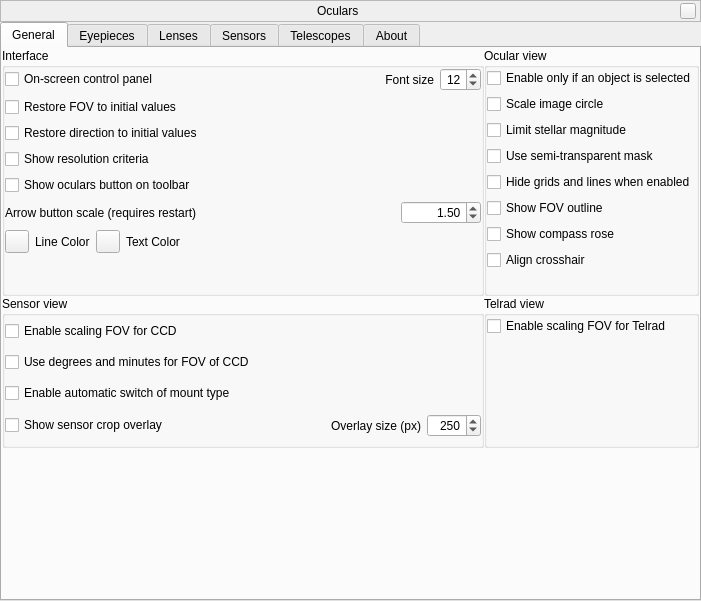
This is plugins/Oculars/src/gui/ocularDialog.ui in 519984307/stellarium_src as Qt 5 draws it before an edit. The edited form follows.
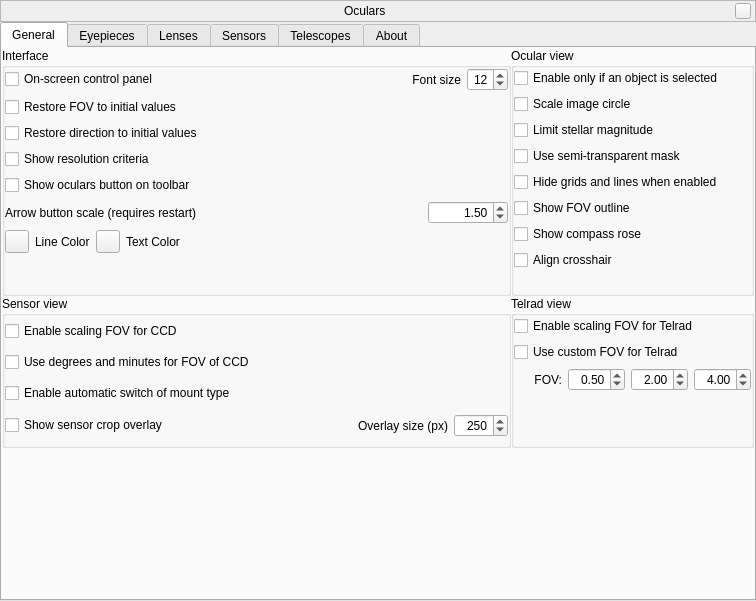
This is the edited form. Icons and pictures are not drawn. Custom widgets are drawn as their Qt base class.

Commit message: Added options to be able to define and use custom FOV circles for Telrad (Fix #1057)

```diff
--- a/plugins/Oculars/src/gui/ocularDialog.ui
+++ b/plugins/Oculars/src/gui/ocularDialog.ui
@@ -6,7 +6,7 @@
    <rect>
     <x>0</x>
     <y>0</y>
-    <width>701</width>
+    <width>756</width>
     <height>601</height>
    </rect>
   </property>
@@ -625,17 +625,7 @@
              <property name="bottomMargin">
               <number>0</number>
              </property>
-             <property name="spacing">
-              <number>0</number>
-             </property>
-             <item row="0" column="0">
-              <widget class="QCheckBox" name="checkBoxTelradFOVScaling">
-               <property name="text">
-                <string>Enable scaling FOV for Telrad</string>
-               </property>
-              </widget>
-             </item>
-             <item row="1" column="0">
+             <item row="3" column="0">
               <spacer name="verticalSpacer_5">
                <property name="orientation">
                 <enum>Qt::Vertical</enum>
@@ -648,6 +638,149 @@
                </property>
               </spacer>
              </item>
+             <item row="0" column="0">
+              <widget class="QCheckBox" name="checkBoxTelradFOVScaling">
+               <property name="text">
+                <string>Enable scaling FOV for Telrad</string>
+               </property>
+              </widget>
+             </item>
+             <item row="1" column="0">
+              <widget class="QCheckBox" name="checkBoxTelradFOVCustom">
+               <property name="text">
+                <string>Use custom FOV for Telrad</string>
+               </property>
+              </widget>
+             </item>
+             <item row="2" column="0">
+              <layout class="QHBoxLayout" name="horizontalLayout">
+               <item>
+                <spacer name="horizontalSpacer_2">
+                 <property name="orientation">
+                  <enum>Qt::Horizontal</enum>
+                 </property>
+                 <property name="sizeType">
+                  <enum>QSizePolicy::Fixed</enum>
+                 </property>
+                 <property name="sizeHint" stdset="0">
+                  <size>
+                   <width>20</width>
+                   <height>20</height>
+                  </size>
+                 </property>
+                </spacer>
+               </item>
+               <item>
+                <widget class="QLabel" name="labelCustomFOV">
+                 <property name="toolTip">
+                  <string>Custom FOV circles for Telrad in degrees</string>
+                 </property>
+                 <property name="text">
+                  <string>FOV:</string>
+                 </property>
+                 <property name="alignment">
+                  <set>Qt::AlignRight|Qt::AlignTrailing|Qt::AlignVCenter</set>
+                 </property>
+                </widget>
+               </item>
+               <item>
+                <widget class="QDoubleSpinBox" name="doubleSpinBoxCustomFOVInner">
+                 <property name="maximumSize">
+                  <size>
+                   <width>75</width>
+                   <height>16777215</height>
+                  </size>
+                 </property>
+                 <property name="toolTip">
+                  <string>FOV for inner circle in degrees</string>
+                 </property>
+                 <property name="alignment">
+                  <set>Qt::AlignRight|Qt::AlignTrailing|Qt::AlignVCenter</set>
+                 </property>
+                 <property name="minimum">
+                  <double>0.000000000000000</double>
+                 </property>
+                 <property name="maximum">
+                  <double>25.000000000000000</double>
+                 </property>
+                 <property name="singleStep">
+                  <double>0.100000000000000</double>
+                 </property>
+                 <property name="value">
+                  <double>0.500000000000000</double>
+                 </property>
+                </widget>
+               </item>
+               <item>
+                <widget class="QDoubleSpinBox" name="doubleSpinBoxCustomFOVMiddle">
+                 <property name="sizePolicy">
+                  <sizepolicy hsizetype="Fixed" vsizetype="Fixed">
+                   <horstretch>0</horstretch>
+                   <verstretch>0</verstretch>
+                  </sizepolicy>
+                 </property>
+                 <property name="maximumSize">
+                  <size>
+                   <width>75</width>
+                   <height>16777215</height>
+                  </size>
+                 </property>
+                 <property name="toolTip">
+                  <string>FOV for middle circle in degrees</string>
+                 </property>
+                 <property name="alignment">
+                  <set>Qt::AlignRight|Qt::AlignTrailing|Qt::AlignVCenter</set>
+                 </property>
+                 <property name="minimum">
+                  <double>0.000000000000000</double>
+                 </property>
+                 <property name="maximum">
+                  <double>25.000000000000000</double>
+                 </property>
+                 <property name="singleStep">
+                  <double>0.100000000000000</double>
+                 </property>
+                 <property name="value">
+                  <double>2.000000000000000</double>
+                 </property>
+                </widget>
+               </item>
+               <item>
+                <widget class="QDoubleSpinBox" name="doubleSpinBoxCustomFOVOuter">
+                 <property name="sizePolicy">
+                  <sizepolicy hsizetype="Fixed" vsizetype="Fixed">
+                   <horstretch>0</horstretch>
+                   <verstretch>0</verstretch>
+                  </sizepolicy>
+                 </property>
+                 <property name="maximumSize">
+                  <size>
+                   <width>75</width>
+                   <height>16777215</height>
+                  </size>
+                 </property>
+                 <property name="toolTip">
+                  <string>FOV for outer circle in degrees</string>
+                 </property>
+                 <property name="alignment">
+                  <set>Qt::AlignRight|Qt::AlignTrailing|Qt::AlignVCenter</set>
+                 </property>
+                 <property name="minimum">
+                  <double>0.000000000000000</double>
+                 </property>
+                 <property name="maximum">
+                  <double>25.000000000000000</double>
+                 </property>
+                 <property name="singleStep">
+                  <double>0.100000000000000</double>
+                 </property>
+                 <property name="value">
+                  <double>4.000000000000000</double>
+                 </property>
+                </widget>
+               </item>
+              </layout>
+             </item>
             </layout>
            </widget>
           </item>
```
Lines whose indentation alone changed are shown as unchanged. The commit also changes 6 other files.
